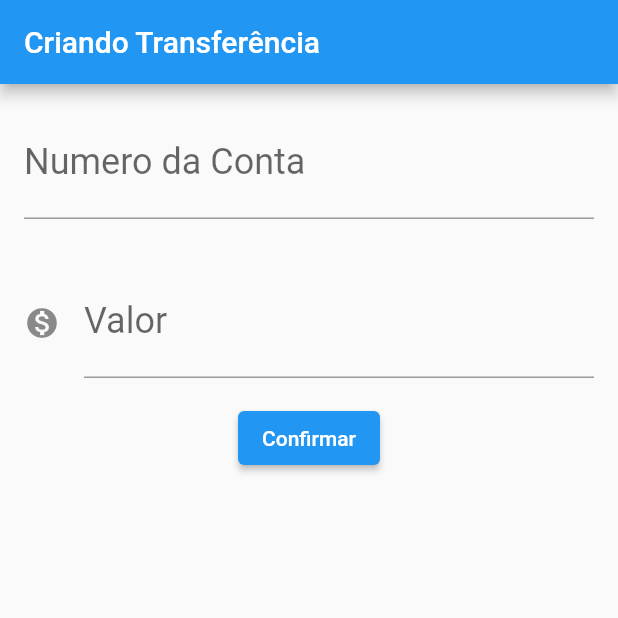
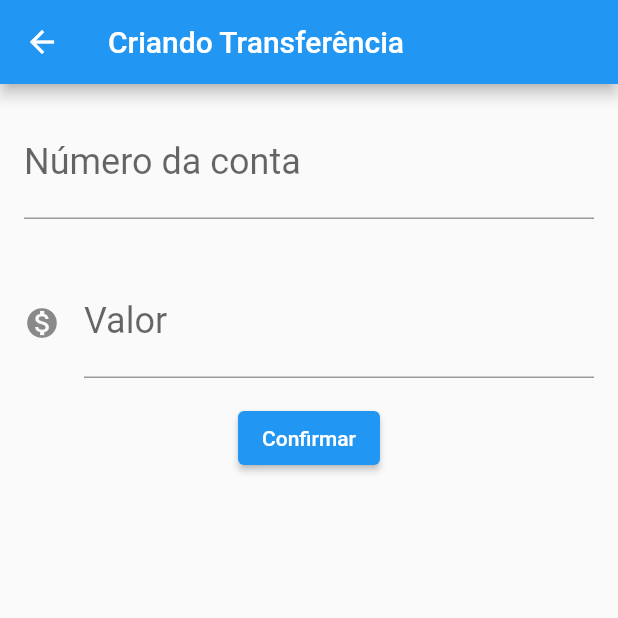
Before and after one commit to alexomantovani/bytebank, a Flutter app: the FormularioTransferencia screen opened directly, after a tap on "Confirmar", on a phone screen of 412 x 824 dp, the top half of it. Run offline on Flutter 3.47's test engine with Material 2 defaults, Android fonts, the phone set to English and light mode, and no system bars.

Commit message:
update aula 1.4

```diff
--- a/lib/main.dart
+++ b/lib/main.dart
@@ -10,7 +10,7 @@ class ByteBankApp extends StatelessWidget {
     return MaterialApp(
       debugShowCheckedModeBanner: false,
       home: Scaffold(
-        body: FormularioTransferencia(),
+        body: ListaListaTransferencias(),
       ),
     );
   }
@@ -32,75 +32,109 @@ class FormularioTransferencia extends StatelessWidget {
       ),
       body: Column(
         children: <Widget>[
-          Padding(
-            padding: const EdgeInsets.all(16.0),
-            child: TextField(
-              controller: _controladorCampoNumeroConta,
-              style: const TextStyle(fontSize: 24.0),
-              decoration: const InputDecoration(
-                labelText: 'Numero da Conta',
-                hintText: '0000',
+          Editor(
+            controlador: _controladorCampoNumeroConta,
+            dica: '0000',
+            rotulo: 'Número da conta',
           ),
-              keyboardType: TextInputType.number,
-            ),
-          ),
-          Padding(
-            padding: const EdgeInsets.all(16.0),
-            child: TextField(
-              controller: _controladorCampoValor,
-              style: const TextStyle(fontSize: 24.0),
-              decoration: const InputDecoration(
-                icon: Icon(Icons.monetization_on),
-                labelText: 'Valor',
-                hintText: '0.00',
-              ),
-              keyboardType: TextInputType.number,
-            ),
+          Editor(
+            controlador: _controladorCampoValor,
+            dica: '0.00',
+            rotulo: 'Valor',
+            icone: Icons.monetization_on,
           ),
           ElevatedButton(
             child: const Text('Confirmar'),
-            onPressed: () {
-              debugPrint('clicou no confirmar');
+            onPressed: () => _criaTransferencia(context),
+          ),
+        ],
+      ),
+    );
+  }
 
-              final int? numeroConta =
-                  int.tryParse(_controladorCampoNumeroConta.text);
-              final double? valor =
-                  double.tryParse(_controladorCampoValor.text);
+  void _criaTransferencia(BuildContext context) {
+    final int? numeroConta = int.tryParse(_controladorCampoNumeroConta.text);
+    final double? valor = double.tryParse(_controladorCampoValor.text);
 
     if (numeroConta != null && valor != null) {
       final transferenciaCriada = Transferencia(valor, numeroConta);
+      debugPrint('Criando transferência');
       debugPrint('$transferenciaCriada');
+      Navigator.pop(context);
     } else {
       debugPrint('Dados incompatíveis');
     }
-            },
+  }
+}
+
+class Editor extends StatelessWidget {
+  final TextEditingController controlador;
+  final String rotulo;
+  final String dica;
+  final IconData? icone;
+
+  const Editor({
+    Key? key,
+    this.icone,
+    required this.controlador,
+    required this.rotulo,
+    required this.dica,
+  }) : super(key: key);
+
+  @override
+  Widget build(BuildContext context) {
+    return Padding(
+      padding: const EdgeInsets.all(16.0),
+      child: TextField(
+        controller: controlador,
+        style: const TextStyle(fontSize: 24.0),
+        decoration: InputDecoration(
+          icon: icone != null ? Icon(icone) : null,
+          labelText: rotulo,
+          hintText: dica,
         ),
-        ],
+        keyboardType: TextInputType.number,
       ),
     );
   }
 }
 
 class ListaListaTransferencias extends StatelessWidget {
-  const ListaListaTransferencias({Key? key}) : super(key: key);
+  final List<Transferencia> _transferencias = [];
+
+  ListaListaTransferencias({Key? key}) : super(key: key);
 
   @override
   Widget build(BuildContext context) {
+    _transferencias.add(Transferencia(100.0, 1000));
+    _transferencias.add(Transferencia(100.0, 1000));
+    _transferencias.add(Transferencia(100.0, 1000));
+    _transferencias.add(Transferencia(100.0, 1000));
     return Scaffold(
       appBar: AppBar(
         title: const Text('Transferências'),
       ),
-      body: Column(
-        children: <Widget>[
-          ItemTransferencia(Transferencia(100.0, 1000)),
-          ItemTransferencia(Transferencia(200.0, 2000)),
-          ItemTransferencia(Transferencia(300.0, 3000)),
-        ],
+      body: ListView.builder(
+        itemCount: _transferencias.length,
+        itemBuilder: (context, index) {
+          Transferencia transferencia = _transferencias[index];
+          return ItemTransferencia(transferencia);
+        },
       ),
       floatingActionButton: FloatingActionButton(
-        onPressed: () {},
           child: const Icon(Icons.add),
-      ),
+          onPressed: () async {
+            final Future<Transferencia> future = await Navigator.push(context,
+                MaterialPageRoute(builder: (context) {
+              return FormularioTransferencia();
+            }));
+
+            future.then((transferenciaRecebida) {
+              debugPrint('chegou o then do future');
+              debugPrint('$transferenciaRecebida');
+              _transferencias.add(transferenciaRecebida);
+            });
+          }),
     );
   }
 }
```
Lines whose indentation alone changed are shown as unchanged.
